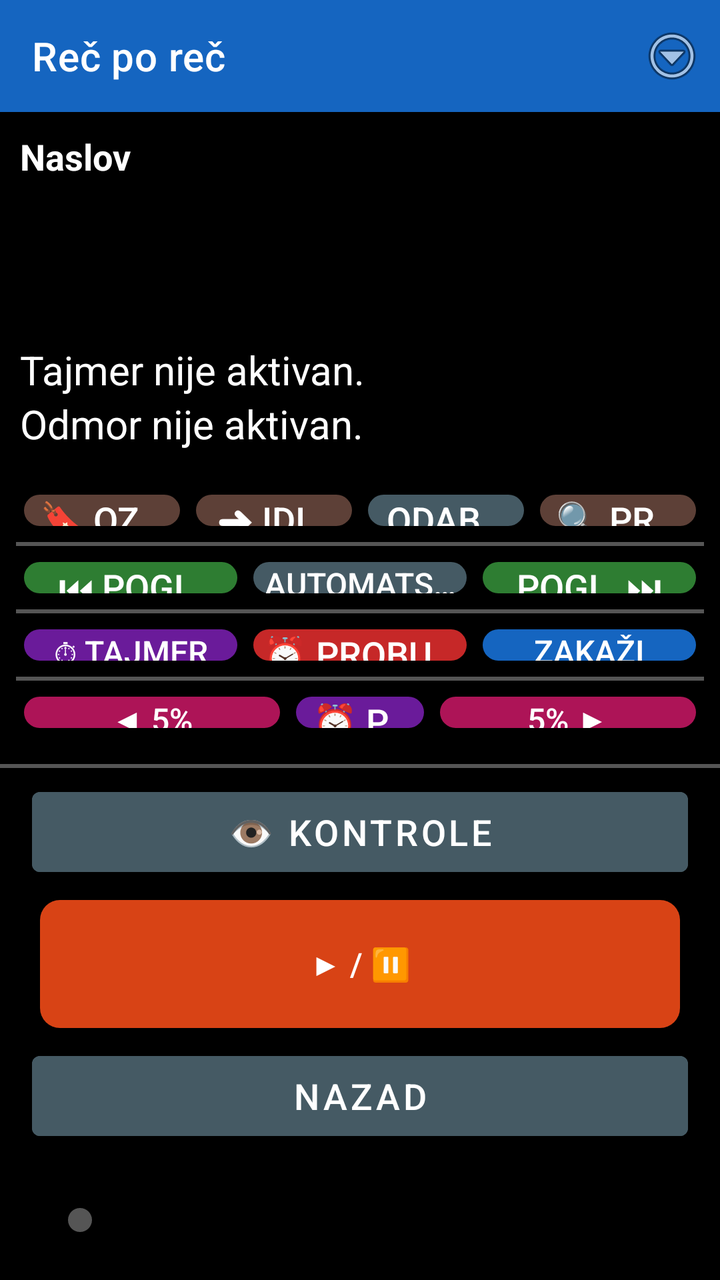
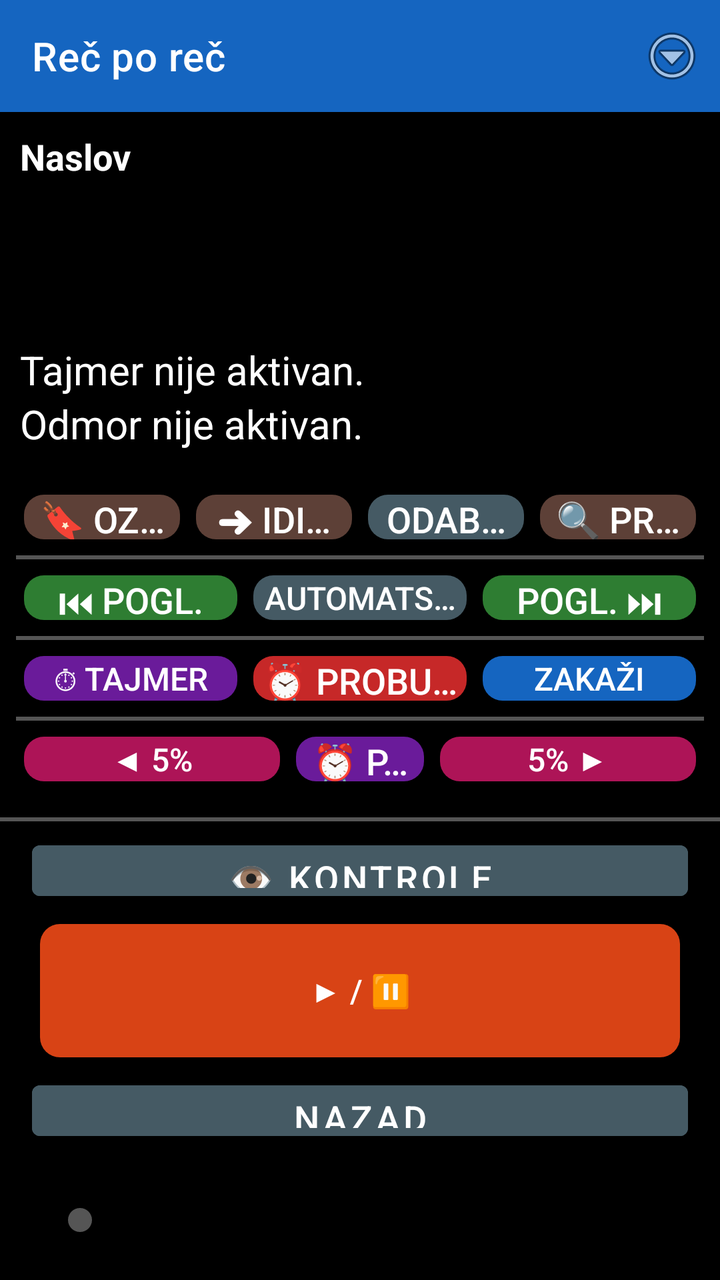

The first picture is an Android layout as it rendered before a commit; the second is the same layout after the commit. The layout source and the unified diff follow.
<!-- AndroidManifest.xml: application theme Theme.RecPoRec -->
<!-- res/layout/activity_reader.xml -->
<?xml version="1.0" encoding="utf-8"?>
<LinearLayout xmlns:android="http://schemas.android.com/apk/res/android"
    xmlns:app="http://schemas.android.com/apk/res-auto"
    android:layout_width="match_parent"
    android:layout_height="match_parent"
    android:orientation="vertical"
    android:fitsSystemWindows="true"
    android:background="@color/background">

    
    <androidx.appcompat.widget.Toolbar
        android:id="@+id/toolbar"
        android:layout_width="match_parent"
        android:layout_height="?attr/actionBarSize"
        android:background="@color/btn_voice"
        android:titleTextColor="@color/text_primary"
        app:title="@string/app_name">

        <ImageButton
            android:id="@+id/btnOverflow"
            android:layout_width="48dp"
            android:layout_height="48dp"
            android:layout_gravity="end|center_vertical"
            android:background="@android:color/transparent"
            android:contentDescription="@string/menu_options_button"
            android:src="@android:drawable/ic_menu_more" />
    </androidx.appcompat.widget.Toolbar>

    
    <LinearLayout
        android:id="@+id/layoutStatus"
        android:layout_width="match_parent"
        android:layout_height="wrap_content"
        android:orientation="vertical"
        android:padding="10dp">

        <TextView
            android:id="@+id/textDocTitle"
            android:layout_width="match_parent"
            android:layout_height="wrap_content"
            android:textSize="18sp"
            android:textStyle="bold"
            android:textColor="@color/text_primary"
            android:maxLines="1"
            android:ellipsize="end"
            android:text="Naslov" />

        <TextView
            android:id="@+id/textPages"
            android:layout_width="match_parent"
            android:layout_height="wrap_content"
            android:textSize="20sp"
            android:textColor="@color/text_primary"
            android:accessibilityLiveRegion="polite" />

        <TextView
            android:id="@+id/textElapsed"
            android:layout_width="match_parent"
            android:layout_height="wrap_content"
            android:textSize="20sp"
            android:textColor="@color/text_primary" />

        <TextView
            android:id="@+id/textRemaining"
            android:layout_width="match_parent"
            android:layout_height="wrap_content"
            android:textSize="20sp"
            android:textColor="@color/text_primary" />

        <TextView
            android:id="@+id/textTimerStatus"
            android:layout_width="match_parent"
            android:layout_height="wrap_content"
            android:textSize="20sp"
            android:textColor="@color/text_primary"
            android:text="Tajmer nije aktivan." />

        <TextView
            android:id="@+id/textRestStatus"
            android:layout_width="match_parent"
            android:layout_height="wrap_content"
            android:textSize="20sp"
            android:textColor="@color/text_primary"
            android:text="Odmor nije aktivan." />
    </LinearLayout>

    
    <LinearLayout
        android:layout_width="match_parent"
        android:layout_height="0dp"
        android:layout_weight="1"
        android:orientation="vertical"
        android:padding="8dp">

        
        <LinearLayout
            android:id="@+id/layoutRow1"
            android:layout_width="match_parent"
            android:layout_height="0dp"
            android:layout_weight="1"
            android:orientation="horizontal">

            <androidx.appcompat.widget.AppCompatButton android:id="@+id/btnBookmarks" style="@style/KeyButton"
                android:backgroundTint="@color/btn_goto_page"
                android:contentDescription="Oznake - dodaj, ukloni ili ukloni sve oznake u ovom dokumentu. Dug pritisak: brzo dodaj oznaku."
                android:textSize="18sp"
                android:text="🔖 Oznake" />

            <androidx.appcompat.widget.AppCompatButton android:id="@+id/btnGoTo" style="@style/KeyButton"
                android:backgroundTint="@color/btn_goto_page"
                android:contentDescription="Idi na stranicu, minut ili oznaku. Dug pritisak: idi na početak dokumenta."
                android:textSize="18sp"
                android:text="➜ Idi na" />

            <androidx.appcompat.widget.AppCompatButton android:id="@+id/btnSelectAll" style="@style/KeyButton"
                android:backgroundTint="@color/btn_combined"
                android:contentDescription="Odaberi sve. Dug pritisak: kopiraj odabrano."
                android:textSize="18sp"
                android:text="Odaberi" />

            <androidx.appcompat.widget.AppCompatButton android:id="@+id/btnSearchText" style="@style/KeyButton"
                android:backgroundTint="@color/btn_goto_page"
                android:contentDescription="Pretraži tekst dokumenta. Dug pritisak: ponovi poslednju pretragu."
                android:textSize="18sp"
                android:text="🔍 Pretraga" />
        </LinearLayout>

        
        <View
            android:id="@+id/dividerRow1"
            android:layout_width="match_parent"
            android:layout_height="2dp"
            android:layout_marginTop="4dp"
            android:layout_marginBottom="4dp"
            android:background="@color/slider_track"
            android:importantForAccessibility="no" />

        
        <LinearLayout
            android:id="@+id/layoutRow2"
            android:layout_width="match_parent"
            android:layout_height="0dp"
            android:layout_weight="1"
            android:orientation="horizontal">

            <androidx.appcompat.widget.AppCompatButton android:id="@+id/btnPrevChapter" style="@style/KeyButton"
                android:backgroundTint="@color/btn_chapter"
                android:contentDescription="@string/btn_prev_chapter"
                android:textSize="18sp"
                android:text="⏮ Pogl." />

            <androidx.appcompat.widget.AppCompatButton android:id="@+id/btnAutoScroll" style="@style/KeyButton"
                android:backgroundTint="@color/btn_combined"
                android:contentDescription="Automatski listaj dokument."
                android:text="Automatski" />

            <androidx.appcompat.widget.AppCompatButton android:id="@+id/btnNextChapter" style="@style/KeyButton"
                android:backgroundTint="@color/btn_chapter"
                android:contentDescription="@string/btn_next_chapter"
                android:textSize="18sp"
                android:text="Pogl. ⏭" />
        </LinearLayout>

        <View
            android:id="@+id/dividerRow2"
            android:layout_width="match_parent"
            android:layout_height="2dp"
            android:layout_marginTop="4dp"
            android:layout_marginBottom="4dp"
            android:background="@color/slider_track"
            android:importantForAccessibility="no" />

        
        <LinearLayout
            android:id="@+id/layoutRow3"
            android:layout_width="match_parent"
            android:layout_height="0dp"
            android:layout_weight="1"
            android:orientation="horizontal">

            <androidx.appcompat.widget.AppCompatButton android:id="@+id/btnTimer" style="@style/KeyButton"
                android:backgroundTint="@color/btn_timer"
                android:contentDescription="@string/btn_timer"
                android:text="⏱ Tajmer" />

            <androidx.appcompat.widget.AppCompatButton android:id="@+id/btnWakeUp" style="@style/KeyButton"
                android:backgroundTint="@color/btn_wakeup"
                android:contentDescription="Probudi me u tačno vreme. Dug pritisak: isključi buđenje."
                android:textSize="18sp"
                android:text="⏰ Probudi" />

            <androidx.appcompat.widget.AppCompatButton android:id="@+id/btnScheduleReading" style="@style/KeyButton"
                android:backgroundTint="@color/btn_voice"
                android:contentDescription="Zakaži čitanje."
                android:text="Zakaži" />
        </LinearLayout>

        <View
            android:id="@+id/dividerRow3"
            android:layout_width="match_parent"
            android:layout_height="2dp"
            android:layout_marginTop="4dp"
            android:layout_marginBottom="4dp"
            android:background="@color/slider_track"
            android:importantForAccessibility="no" />

        
        <LinearLayout
            android:id="@+id/layoutRow5"
            android:layout_width="match_parent"
            android:layout_height="0dp"
            android:layout_weight="1"
            android:orientation="horizontal">

            <androidx.appcompat.widget.AppCompatButton android:id="@+id/btnStepBack" style="@style/KeyButton"
                android:layout_weight="2"
                android:backgroundTint="@color/btn_page_nav"
                android:contentDescription="@string/slider_back"
                android:text="◀ 5%" />

            <androidx.appcompat.widget.AppCompatButton android:id="@+id/btnRemindMe" style="@style/KeyButton"
                android:backgroundTint="@color/btn_timer"
                android:contentDescription="Podsetnik, vraća dokument unazad. Dug pritisak: ponovi poslednji podsetnik."
                android:textSize="18sp"
                android:text="⏰ Podseti" />

            <androidx.appcompat.widget.AppCompatButton android:id="@+id/btnStepForward" style="@style/KeyButton"
                android:layout_weight="2"
                android:backgroundTint="@color/btn_page_nav"
                android:contentDescription="@string/slider_forward"
                android:text="5% ▶" />
        </LinearLayout>

    </LinearLayout>

    <View
        android:id="@+id/dividerRow4"
        android:layout_width="match_parent"
        android:layout_height="2dp"
        android:layout_marginTop="6dp"
        android:layout_marginBottom="6dp"
        android:background="@color/slider_track"
        android:importantForAccessibility="no" />

    
    <Button
        android:id="@+id/btnToggleControls"
        android:layout_width="match_parent"
        android:layout_height="52dp"
        android:layout_marginStart="16dp"
        android:layout_marginEnd="16dp"
        android:layout_marginBottom="4dp"
        android:textSize="18sp"
        android:backgroundTint="@color/btn_combined"
        android:textColor="@color/button_text"
        android:contentDescription="Prikaži ili sakrij kontrole. Dug pritisak: Kratak predah, pauzira čitanje na 15 minuta."
        android:text="👁 Kontrole" />

    <LinearLayout
        android:layout_width="match_parent"
        android:layout_height="72dp"
        android:layout_marginStart="16dp"
        android:layout_marginEnd="16dp"
        android:layout_marginBottom="4dp"
        android:orientation="horizontal">

        <androidx.appcompat.widget.AppCompatButton android:id="@+id/btnPlayPause" style="@style/KeyButton"
            android:backgroundTint="@color/btn_play"
            android:contentDescription="@string/btn_play_pause"
            android:text="▶ / ⏸" />
    </LinearLayout>

    <Button
        android:id="@+id/btnBack"
        android:layout_width="match_parent"
        android:layout_height="52dp"
        android:layout_marginStart="16dp"
        android:layout_marginEnd="16dp"
        android:layout_marginBottom="10dp"
        android:textSize="18sp"
        android:backgroundTint="@color/btn_combined"
        android:textColor="@color/button_text"
        android:contentDescription="Nazad. Zatvara dokument, vraća na listu. Dug pritisak: pošalji aplikaciju u pozadinu."
        android:text="Nazad" />

    
    <SeekBar
        android:id="@+id/seekProgress"
        android:layout_width="match_parent"
        android:layout_height="32dp"
        android:layout_marginStart="24dp"
        android:layout_marginEnd="24dp"
        android:layout_marginTop="10dp"
        android:layout_marginBottom="14dp"
        android:contentDescription="@string/slider_position"
        android:max="100"
        android:progressTint="@color/slider_track"
        android:thumbTint="@color/slider_track" />

</LinearLayout>
<!-- resources referenced by this layout -->
<resources>
  <color name="background">#000000</color>
  <color name="btn_chapter">#2E7D32</color>
  <color name="btn_combined">#455A64</color>
  <color name="btn_goto_page">#5D4037</color>
  <color name="btn_page_nav">#AD1457</color>
  <color name="btn_play">#D84315</color>
  <color name="btn_timer">#6A1B9A</color>
  <color name="btn_voice">#1565C0</color>
  <color name="btn_wakeup">#C62828</color>
  <color name="button_text">#FFFFFF</color>
  <color name="slider_track">#555555</color>
  <color name="text_primary">#FFFFFF</color>
  <string name="app_name">Reč po reč</string>
  <string name="btn_next_chapter">Sledeće poglavlje. Dug pritisak: spisak svih poglavlja.</string>
  <string name="btn_play_pause">Pokreni/Pauziraj čitanje. Dug pritisak: reci trenutni status.</string>
  <string name="btn_prev_chapter">Prethodno poglavlje. Dug pritisak: ponovi trenutno poglavlje.</string>
  <string name="btn_timer">Tajmer za automatsku pauzu. Dug pritisak: isključi tajmer.</string>
  <string name="menu_options_button">Opcije. Dug pritisak: provera dozvola.</string>
  <string name="slider_back">Pomeri pet posto unazad. Dug pritisak: ponovi trenutnu stranicu.</string>
  <string name="slider_forward">Pomeri pet posto unapred. Dug pritisak: poništi poslednju radnju.</string>
  <string name="slider_position">Klizač za pomeranje kroz knjigu, pet posto po koraku</string>
  <style name="Theme.RecPoRec" parent="Theme.MaterialComponents.DayNight.NoActionBar">
          <item name="android:windowBackground">@color/background</item>
          <item name="android:textColorPrimary">@color/text_primary</item>
          <item name="colorPrimary">@color/btn_voice</item>
          <item name="colorOnPrimary">@color/button_text</item>
          <item name="alertDialogTheme">@style/RecPoRecAlertDialog</item>
          <item name="android:alertDialogTheme">@style/RecPoRecAlertDialog</item>
      </style>
  <!-- drawable key_button_shape (drawable) -->
  <?xml version="1.0" encoding="utf-8"?>
  <shape xmlns:android="http://schemas.android.com/apk/res/android"
      android:shape="rectangle">
      <corners android:radius="10dp" />
      <solid android:color="#FFFFFF" />
  </shape>
  <style name="RecPoRecAlertDialog" parent="Theme.AppCompat.DayNight.Dialog.Alert">
          <item name="android:windowBackground">@color/background</item>
          <item name="android:textColorPrimary">@color/text_primary</item>
          <item name="colorAccent">@color/btn_goto_page</item>
          <item name="android:textAppearanceMedium">@style/RecPoRecDialogText</item>
          <item name="android:textAppearanceListItem">@style/RecPoRecDialogText</item>
          <item name="android:textAppearanceListItemSmall">@style/RecPoRecDialogText</item>
          <item name="buttonBarPositiveButtonStyle">@style/RecPoRecDialogButton</item>
          <item name="buttonBarNegativeButtonStyle">@style/RecPoRecDialogButton</item>
          <item name="buttonBarNeutralButtonStyle">@style/RecPoRecDialogButton</item>
      </style>
  <style name="RecPoRecDialogText" parent="TextAppearance.AppCompat.Medium">
          <item name="android:textSize">20sp</item>
          <item name="android:textColor">@color/text_primary</item>
      </style>
  <style name="RecPoRecDialogButton" parent="Widget.AppCompat.Button.ButtonBar.AlertDialog">
          <item name="android:textSize">18sp</item>
          <item name="android:textColor">@color/btn_goto_page</item>
          <item name="android:textStyle">bold</item>
      </style>
  <!-- unchanged entries left out for length: 1 -->
</resources>

<!-- the commit's change to res/layout/activity_reader.xml (unified diff, before → after) -->
@@ -243,45 +243,56 @@
         android:importantForAccessibility="no" />
 
     
-    <Button
-        android:id="@+id/btnToggleControls"
-        android:layout_width="match_parent"
-        android:layout_height="52dp"
-        android:layout_marginStart="16dp"
-        android:layout_marginEnd="16dp"
-        android:layout_marginBottom="4dp"
-        android:textSize="18sp"
-        android:backgroundTint="@color/btn_combined"
-        android:textColor="@color/button_text"
-        android:contentDescription="Prikaži ili sakrij kontrole. Dug pritisak: Kratak predah, pauzira čitanje na 15 minuta."
-        android:text="👁 Kontrole" />
-
     <LinearLayout
         android:layout_width="match_parent"
-        android:layout_height="72dp"
-        android:layout_marginStart="16dp"
-        android:layout_marginEnd="16dp"
-        android:layout_marginBottom="4dp"
-        android:orientation="horizontal">
-
-        <androidx.appcompat.widget.AppCompatButton android:id="@+id/btnPlayPause" style="@style/KeyButton"
-            android:backgroundTint="@color/btn_play"
-            android:contentDescription="@string/btn_play_pause"
-            android:text="▶ / ⏸" />
+        android:layout_height="0dp"
+        android:layout_weight="1"
+        android:orientation="vertical">
+
+        <Button
+            android:id="@+id/btnToggleControls"
+            android:layout_width="match_parent"
+            android:layout_height="0dp"
+            android:layout_weight="1"
+            android:layout_marginStart="16dp"
+            android:layout_marginEnd="16dp"
+            android:layout_marginBottom="4dp"
+            android:textSize="18sp"
+            android:backgroundTint="@color/btn_combined"
+            android:textColor="@color/button_text"
+            android:contentDescription="Prikaži ili sakrij kontrole. Dug pritisak: Kratak predah, pauzira čitanje na 15 minuta."
+            android:text="👁 Kontrole" />
+
+        <LinearLayout
+            android:layout_width="match_parent"
+            android:layout_height="0dp"
+            android:layout_weight="2"
+            android:layout_marginStart="16dp"
+            android:layout_marginEnd="16dp"
+            android:layout_marginBottom="4dp"
+            android:orientation="horizontal">
+
+            <androidx.appcompat.widget.AppCompatButton android:id="@+id/btnPlayPause" style="@style/KeyButton"
+                android:backgroundTint="@color/btn_play"
+                android:contentDescription="@string/btn_play_pause"
+                android:text="▶ / ⏸" />
+        </LinearLayout>
+
+        <Button
+            android:id="@+id/btnBack"
+            android:layout_width="match_parent"
+            android:layout_height="0dp"
+            android:layout_weight="1"
+            android:layout_marginStart="16dp"
+            android:layout_marginEnd="16dp"
+            android:layout_marginBottom="10dp"
+            android:textSize="18sp"
+            android:backgroundTint="@color/btn_combined"
+            android:textColor="@color/button_text"
+            android:contentDescription="Nazad. Zatvara dokument, vraća na listu. Dug pritisak: pošalji aplikaciju u pozadinu."
+            android:text="Nazad" />
+
     </LinearLayout>
-
-    <Button
-        android:id="@+id/btnBack"
-        android:layout_width="match_parent"
-        android:layout_height="52dp"
-        android:layout_marginStart="16dp"
-        android:layout_marginEnd="16dp"
-        android:layout_marginBottom="10dp"
-        android:textSize="18sp"
-        android:backgroundTint="@color/btn_combined"
-        android:textColor="@color/button_text"
-        android:contentDescription="Nazad. Zatvara dokument, vraća na listu. Dug pritisak: pošalji aplikaciju u pozadinu."
-        android:text="Nazad" />
 
     
     <SeekBar
